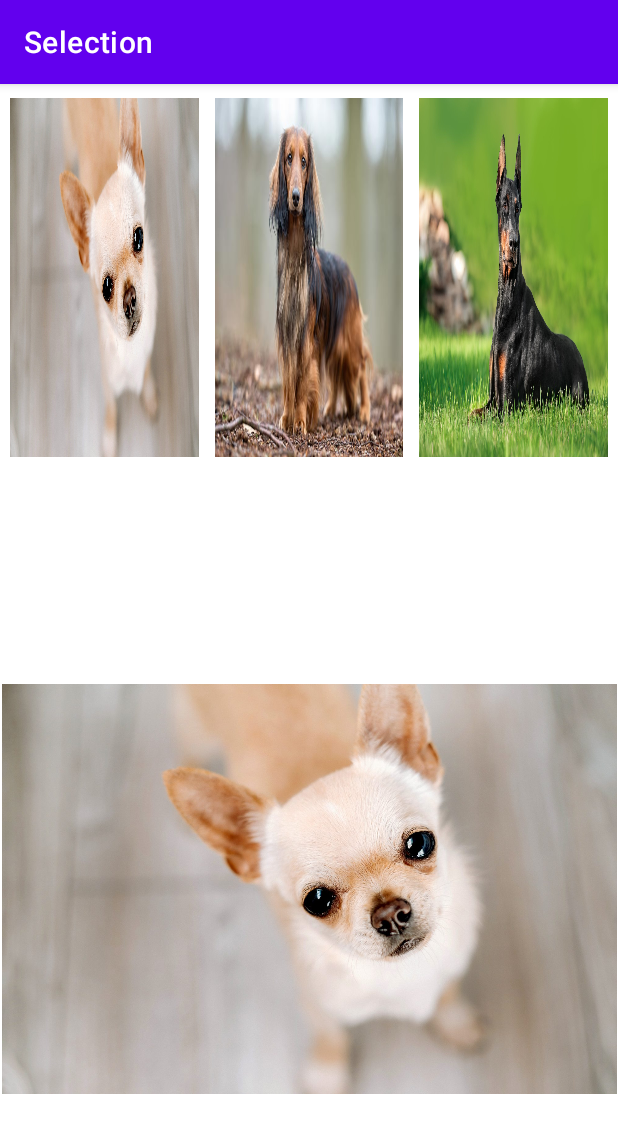
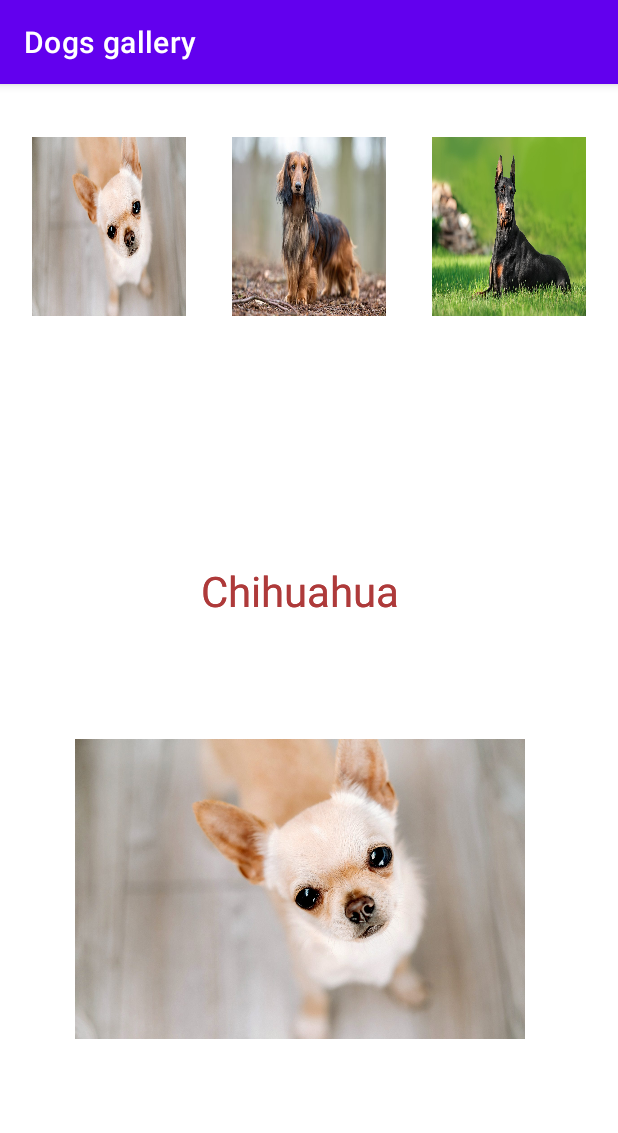
Before and after one commit to zxcipo753/assignment4-origin, an Android app: the screen it shows after launch (MainActivity), on a phone screen of 412 x 824 dp. Shown: the top 1133 px of the screen. Run offline under Robolectric (Android 15) with nearby library versions, the phone set to English and light mode, and no system bars.

Commit message:
improve layout

```diff
--- a/app/src/main/java/edu/temple/assignment6fragments/DisplayFragment.kt
+++ b/app/src/main/java/edu/temple/assignment6fragments/DisplayFragment.kt
@@ -22,17 +22,16 @@ class DisplayFragment : Fragment() {
     }
 
     override fun onCreateView(inflater: LayoutInflater, container: ViewGroup?, savedInstanceState: Bundle?): View? {
-        // Inflate the layout for this fragment
         layout =inflater.inflate(R.layout.fragment_display, container, false)
         model= ViewModelProvider(requireActivity()).get(ImageModel::class.java)
         val textView = layout.findViewById<TextView>(R.id.DisaplyFragTV)
         val imageView = layout.findViewById<ImageView>(R.id.DisplayFragImage)
-        model.mangaDescription.observe(viewLifecycleOwner, object : Observer<Any> {
+        model.dogDescription.observe(viewLifecycleOwner, object : Observer<Any> {
             override fun onChanged(o: Any?) {
                 textView.text = o!!.toString()
             }
         })
-        model.mangaImage.observe(viewLifecycleOwner, object : Observer<Any> {
+        model.dogImage.observe(viewLifecycleOwner, object : Observer<Any> {
             override fun onChanged(o: Any?) {
                 imageView.setImageResource(o!! as Int)
             }
--- a/app/src/main/java/edu/temple/assignment6fragments/ImageModel.kt
+++ b/app/src/main/java/edu/temple/assignment6fragments/ImageModel.kt
@@ -4,16 +4,16 @@ import androidx.lifecycle.MutableLiveData
 import androidx.lifecycle.ViewModel
 
 open class ImageModel: ViewModel() {
-    val mangaDescription: MutableLiveData<String> by lazy{
+    val dogDescription: MutableLiveData<String> by lazy{
         MutableLiveData<String>()
     }
-    fun mangaDescription(item:String){
-        mangaDescription.value=item
+    fun dogDescription(item:String){
+        dogDescription.value=item
     }
-    val mangaImage: MutableLiveData<Int> by lazy{
+    val dogImage: MutableLiveData<Int> by lazy{
         MutableLiveData<Int>()
     }
-    fun mangaImage(item:Int){
-        mangaImage.value=item
+    fun dogImage(item:Int){
+        dogImage.value=item
     }
 }
--- a/app/src/main/java/edu/temple/assignment6fragments/MainActivity.kt
+++ b/app/src/main/java/edu/temple/assignment6fragments/MainActivity.kt
@@ -12,13 +12,14 @@ class MainActivity : AppCompatActivity() {
     override fun onCreate(savedInstanceState: Bundle?) {
         super.onCreate(savedInstanceState)
         setContentView(R.layout.activity_main)
-        this.title = resources.getString(R.string.selection_name)
-        val mangaNames = resources.getStringArray(R.array.manga_names)
-        val mangaImage: IntArray = intArrayOf(R.drawable.chihuahua,R.drawable.dashshund,
+        this.title = "Dogs gallery"
+
+        val dogName = resources.getStringArray(R.array.manga_names)
+        val dogImage: IntArray = intArrayOf(R.drawable.chihuahua,R.drawable.dashshund,
             R.drawable.doberman,R.drawable.goldenretriever,R.drawable.bulldog,R.drawable.pomeranian,
             R.drawable.havanese,R.drawable.corgi, R.drawable.bernesemountain,R.drawable.bodercollie,
             R.drawable.bodercollie,R.drawable.bodercollie)
-        selectionFrag = SelectionFragment.newInstance(mangaNames,mangaImage)
+        selectionFrag = SelectionFragment.newInstance(dogName,dogImage)
         displayFrag = DisplayFragment()
         supportFragmentManager.beginTransaction()
             .add(R.id.frgContainer1, selectionFrag)
@@ -27,13 +28,13 @@ class MainActivity : AppCompatActivity() {
 
     }
     private fun getData(): Array<ImageObject> {
-        val mangaNames = resources.getStringArray(R.array.manga_names)
-        return arrayOf(ImageObject(mangaNames[0], R.drawable.chihuahua), ImageObject(mangaNames[1].toString(),R.drawable.dashshund),
-            ImageObject(mangaNames[2], R.drawable.doberman), ImageObject(mangaNames[3],R.drawable.goldenretriever),
-            ImageObject(mangaNames[4],R.drawable.bulldog), ImageObject(mangaNames[5],R.drawable.pomeranian),
-            ImageObject(mangaNames[6],R.drawable.havanese), ImageObject(mangaNames[7],R.drawable.corgi),
-            ImageObject(mangaNames[8], R.drawable.bernesemountain), ImageObject(mangaNames[9],R.drawable.bodercollie),
-            ImageObject(mangaNames[10], R.drawable.bernesemountain), ImageObject(mangaNames[11],R.drawable.bodercollie)
+        val dogNames = resources.getStringArray(R.array.manga_names)
+        return arrayOf(ImageObject(dogNames[0], R.drawable.chihuahua), ImageObject(dogNames[1].toString(),R.drawable.dashshund),
+            ImageObject(dogNames[2], R.drawable.doberman), ImageObject(dogNames[3],R.drawable.goldenretriever),
+            ImageObject(dogNames[4],R.drawable.bulldog), ImageObject(dogNames[5],R.drawable.pomeranian),
+            ImageObject(dogNames[6],R.drawable.havanese), ImageObject(dogNames[7],R.drawable.corgi),
+            ImageObject(dogNames[8], R.drawable.bernesemountain), ImageObject(dogNames[9],R.drawable.bodercollie),
+            ImageObject(dogNames[10], R.drawable.bernesemountain), ImageObject(dogNames[11],R.drawable.bodercollie)
             )
 
     }
--- a/app/src/main/java/edu/temple/assignment6fragments/SelectionFragment.kt
+++ b/app/src/main/java/edu/temple/assignment6fragments/SelectionFragment.kt
@@ -44,18 +44,18 @@ class SelectionFragment : Fragment() {
         val size = param1?.size
         Log.d("SIZE", size.toString())
         if (size != null) {
-            val mangaData = arrayOfNulls<ImageObject>(size)
+            val dogData = arrayOfNulls<ImageObject>(size)
             for (i in 0 until size) {
-                mangaData[i] = ImageObject(param1!![i],param2!![i])
+                dogData[i] = ImageObject(param1!![i],param2!![i])
             }
-            val adapter = ImageAdapter(mangaData)
+            val adapter = ImageAdapter(dogData)
             recycle.adapter = adapter
             adapter.setOnItemClickListener(object : ImageAdapter.OnItemClickListener {
                 override fun onItemClick(position: Int) {
-                    val mangaD = (mangaData[position]!!.description)
-                    val mangaI = (mangaData[position]!!.resourceId)
-                    model.mangaDescription(mangaD)
-                    model.mangaImage(mangaI)
+                    val dogD = (dogData[position]!!.description)
+                    val dogI = (dogData[position]!!.resourceId)
+                    model.dogDescription(dogD)
+                    model.dogImage(dogI)
                 }
             })
             recycle.layoutManager = GridLayoutManager(layout.context, 3)
--- a/app/src/main/res/layout/activity_main.xml
+++ b/app/src/main/res/layout/activity_main.xml
@@ -9,10 +9,10 @@
     <androidx.fragment.app.FragmentContainerView
         android:id="@+id/frgContainer1"
         android:name="edu.temple.assignment6fragments.SelectionFragment"
-        android:layout_width="409dp"
-        android:layout_height="250dp"
+        android:layout_width="400dp"
+        android:layout_height="150dp"
         android:layout_marginStart="1dp"
-        android:layout_marginTop="4dp"
+        android:layout_marginTop="20dp"
         android:layout_marginEnd="1dp"
         app:layout_constraintEnd_toEndOf="parent"
         app:layout_constraintStart_toStartOf="parent"
@@ -21,9 +21,9 @@
     <androidx.fragment.app.FragmentContainerView
         android:id="@+id/frgContainer2"
         android:name="edu.temple.assignment6fragments.DisplayFragment"
-        android:layout_width="410dp"
+        android:layout_width="300dp"
         android:layout_height="460dp"
-        android:layout_marginStart="1dp"
+        android:layout_marginStart="50dp"
         android:layout_marginBottom="1dp"
         app:layout_constraintBottom_toBottomOf="parent"
         app:layout_constraintEnd_toEndOf="parent"
--- a/app/src/main/res/layout/fragment_display.xml
+++ b/app/src/main/res/layout/fragment_display.xml
@@ -11,8 +11,10 @@
         android:id="@+id/DisaplyFragTV"
         android:layout_width="wrap_content"
         android:layout_height="wrap_content"
-        android:layout_marginBottom="25dp"
-        android:text="Description!"
+        android:layout_marginBottom="-50dp"
+        android:text="Chihuahua"
+        android:textColor="#AE3A3A"
+        android:textSize="28sp"
         app:layout_constraintBottom_toTopOf="@+id/DisplayFragImage"
         app:layout_constraintEnd_toEndOf="@+id/DisplayFragImage"
         app:layout_constraintStart_toStartOf="@+id/DisplayFragImage" />
@@ -26,6 +28,6 @@
         app:layout_constraintEnd_toEndOf="parent"
         app:layout_constraintStart_toStartOf="parent"
         app:layout_constraintTop_toTopOf="parent"
-        app:layout_constraintVertical_bias="0.79" />
+        app:layout_constraintVertical_bias="0.5" />
 
 </androidx.constraintlayout.widget.ConstraintLayout>
--- a/app/src/main/res/layout/rcv_itemcontainer.xml
+++ b/app/src/main/res/layout/rcv_itemcontainer.xml
@@ -9,13 +9,13 @@
         android:id="@+id/rcvImageView"
         android:layout_width="wrap_content"
         android:layout_height="wrap_content"
-        android:contentDescription="@string/MangaView"
-        android:padding="5dp"
+        android:contentDescription="Dog name"
+        android:padding="15dp"
         android:scaleType="fitXY"
         app:layout_constraintBottom_toBottomOf="parent"
         app:layout_constraintEnd_toEndOf="parent"
         app:layout_constraintStart_toStartOf="parent"
         app:layout_constraintTop_toTopOf="parent"
-        tools:srcCompat="@drawable/blackclover" />
+        tools:srcCompat="@drawable/chihuahua" />
 
 </androidx.constraintlayout.widget.ConstraintLayout>
```
